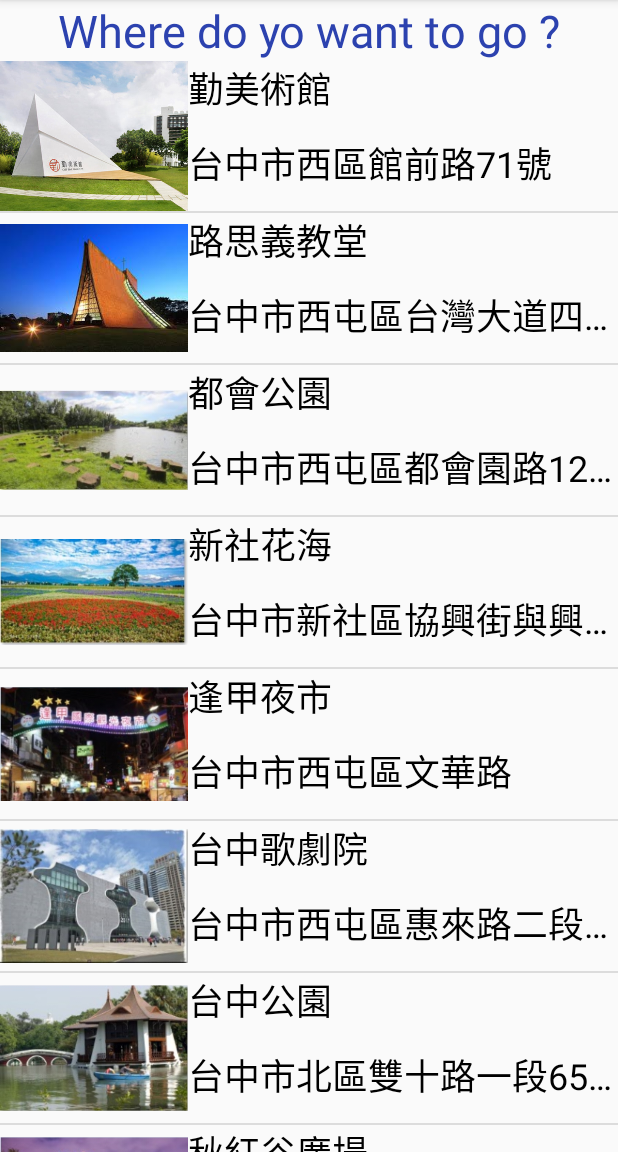
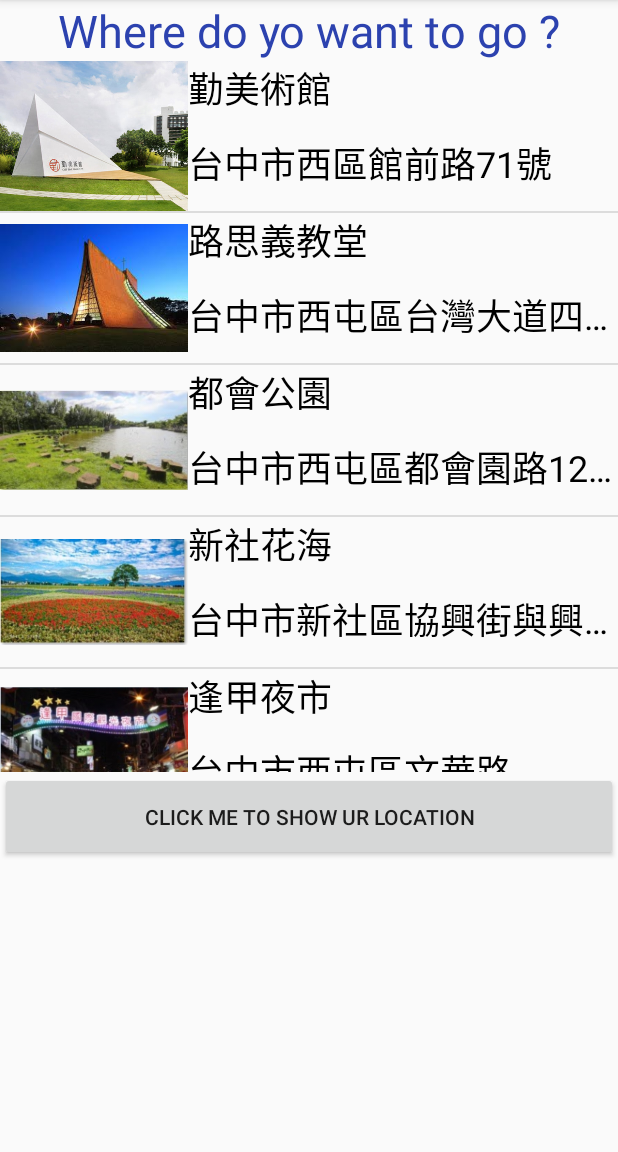
Before and after one commit to paullin0501/android-git, an Android app: the screen it shows after launch (MainActivity), on a phone screen of 412 x 824 dp, the part 84-1236 px from its top. Run offline under Robolectric (Android 15) with nearby library versions, the phone set to English and light mode, and no system bars.

Commit message:
new function:where u r

```diff
--- a/app/src/main/AndroidManifest.xml
+++ b/app/src/main/AndroidManifest.xml
@@ -41,7 +41,6 @@
         <meta-data
             android:name="com.google.android.gms.version"
             android:value="@integer/google_play_services_version" />
-
         <meta-data
             android:name="com.google.android.geo.API_KEY"
             android:value="AIzaSyDx7fFzMVU8AXT9l2u-bULSSQO5860XGbY" />
@@ -50,7 +49,10 @@
             android:name=".MapsActivity"
             android:label="@string/title_activity_maps" />
         <activity android:name=".User" />
-        <activity android:name=".HotelList"></activity>
+        <activity android:name=".HotelList" />
+        <activity
+            android:name=".MapsActivity2"
+            android:label="@string/title_activity_maps2"></activity>
     </application>
 
 </manifest>
--- a/app/src/main/java/com/example/asus/masteryviiintaichung/MainActivity.java
+++ b/app/src/main/java/com/example/asus/masteryviiintaichung/MainActivity.java
@@ -3,11 +3,10 @@ package com.example.asus.masteryviiintaichung;
 import android.content.Context;
 import android.content.Intent;
 import android.database.sqlite.SQLiteDatabase;
+import android.os.Bundle;
 import android.support.annotation.NonNull;
 import android.support.annotation.Nullable;
 import android.support.v7.app.AppCompatActivity;
-import android.os.Bundle;
-import android.util.Log;
 import android.view.LayoutInflater;
 import android.view.Menu;
 import android.view.MenuItem;
@@ -22,13 +21,14 @@ import android.widget.TextView;
 import android.widget.Toast;
 
 import java.util.ArrayList;
-import java.util.List;
 
 public class MainActivity extends AppCompatActivity {
 
     ArrayList<Place> places = new ArrayList<Place>();
     SQLiteDatabase db;
     DBOpenHelper openHelper;
+
+
 
     @Override
     protected void onCreate(Bundle savedInstanceState) {
@@ -92,7 +92,7 @@ public class MainActivity extends AppCompatActivity {
                 "國立自然科學博物館，簡稱科博館，是位於臺灣臺中市北區的公立科學博物館，是中華民國國家十二項建設文化建設項下興建的首座科學博物館。\n\n"+
                         "館區由科學中心、太空劇場、生命科學廳、人類文化廳、地球環境廳與植物園所共同組成。\n\n"+
                         "館內內容豐富且深具教育意義，館外的園區也適合休閒踏青，故歷年來參觀人數平均居全臺博物館第二名，高達三百萬人次左右。"));
-        places.add(new Place("道禾六藝文化館",R.drawable.museum,"403台中市西區林森路33號",
+        places.add(new Place("道禾六藝文化館",R.drawable.place9,"403台中市西區林森路33號",
         0.5F,24.134369, 120.673977,
         "台中刑務所演武場簡稱刑武場，現名道禾六藝文化館，為市內僅存的日式武道館，功能為提供當時台中監獄服務的警官練武，2006年發生火災後，由文化局著手修復，現已開放民眾參觀。\n\n"+
                 "主體建築左側為柔道場，右側為劍道場，後方則設置神龕，附屬的建築物其一是擺放燒毀前的房屋構件及相關歷史照片、文物等。\n\n"+
@@ -176,5 +176,9 @@ public class MainActivity extends AppCompatActivity {
             iv.setImageResource(item.imgID);
             return itemlayout;
         }
+
+    }
+    public void showMyLocation(View view) {
+        startActivity(new Intent(getApplicationContext(),MapsActivity2.class));
     }
 }
--- a/app/src/main/java/com/example/asus/masteryviiintaichung/MapsActivity.java
+++ b/app/src/main/java/com/example/asus/masteryviiintaichung/MapsActivity.java
@@ -1,10 +1,8 @@
 package com.example.asus.masteryviiintaichung;
 
 import android.content.Intent;
-import android.support.annotation.Px;
+import android.os.Bundle;
 import android.support.v4.app.FragmentActivity;
-import android.os.Bundle;
-import android.util.Log;
 
 import com.google.android.gms.maps.CameraUpdateFactory;
 import com.google.android.gms.maps.GoogleMap;
@@ -18,6 +16,7 @@ public class MapsActivity extends FragmentActivity implements OnMapReadyCallback
     private GoogleMap mMap;
     Double px;
     Double py;
+
     @Override
     protected void onCreate(Bundle savedInstanceState) {
         super.onCreate(savedInstanceState);
--- a/app/src/main/res/layout/activity_main.xml
+++ b/app/src/main/res/layout/activity_main.xml
@@ -26,9 +26,18 @@
         <ListView
             android:id="@+id/lv_place"
             android:layout_width="match_parent"
-            android:layout_height="match_parent" >
+            android:layout_height="474dp">
 
         </ListView>
+
+        <Button
+            android:layout_width="match_parent"
+            android:layout_height="59dp"
+            android:layout_alignParentBottom="true"
+            android:layout_alignParentStart="true"
+            android:layout_marginBottom="216dp"
+            android:onClick="showMyLocation"
+            android:text="click me to show ur location" /> />
 
     </LinearLayout>
 
--- a/app/src/main/res/values/strings.xml
+++ b/app/src/main/res/values/strings.xml
@@ -1,4 +1,5 @@
 <resources>
     <string name="app_name">Mastery VII in TaiChung</string>
     <string name="title_activity_maps">Map</string>
+    <string name="title_activity_maps2">Map</string>
 </resources>
```
Also changed, not shown: app/src/main/java/com/example/asus/masteryviiintaichung/MapsActivity2.java (added, +110 -0 lines), app/src/main/res/layout/activity_maps2.xml (added, +19 -0 lines), app/src/main/res/layout/activity_user.xml (+8 -1 lines).
